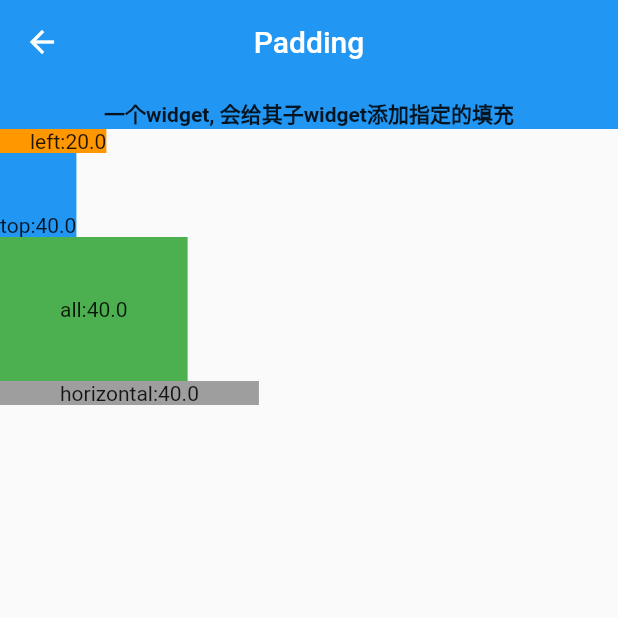
After one commit to huang-weilong/flutter_widgets, a Flutter app: the PaddingWidget screen opened directly, on a phone screen of 412 x 824 dp, the top half of it. The commit adds this screen. Run offline on Flutter 3.47's test engine with Material 2 defaults, Android fonts, the phone set to English and light mode, and no system bars.

Commit message:
Padding Widget

```diff
--- a/lib/layout/index_layout.dart
+++ b/lib/layout/index_layout.dart
@@ -1,5 +1,6 @@
 import 'package:flutter/material.dart';
-import 'package:flutter_widgets/layout/single_child_layout_widget/container_widget.dart';
+import 'single_child_layout_widget/container_widget.dart';
+import 'single_child_layout_widget/padding_widget.dart';
 
 class IndexLayout extends StatefulWidget {
   @override
@@ -14,6 +15,7 @@ class _IndexLayoutState extends State<IndexLayout> {
     super.initState();
     page1 = [
       {'title': 'Container', 'page': ContainerWidget()},
+      {'title': 'Padding', 'page': PaddingWidget()},
     ];
   }
 
--- /dev/null
+++ b/lib/layout/single_child_layout_widget/padding_widget.dart
@@ -0,0 +1,42 @@
+import 'package:flutter/material.dart';
+
+class PaddingWidget extends StatelessWidget {
+  @override
+  Widget build(BuildContext context) {
+    return Scaffold(
+      appBar: AppBar(
+        title: Text('Padding'),
+        centerTitle: true,
+        elevation: 0.0,
+        bottom: PreferredSize(
+          child: Text(
+            '一个widget, 会给其子widget添加指定的填充',
+            style: TextStyle(fontWeight: FontWeight.bold),
+          ),
+          preferredSize: Size.fromHeight(30.0),
+        ),
+      ),
+      body: Column(
+        crossAxisAlignment: CrossAxisAlignment.start,
+        children: <Widget>[
+          Container(
+            color: Colors.orange,
+            child: Padding(padding: EdgeInsets.only(left: 20.0), child: Text('left:20.0')),
+          ),
+          Container(
+            color: Colors.blue,
+            child: Padding(padding: EdgeInsets.only(top: 40.0), child: Text('top:40.0')),
+          ),
+          Container(
+            color: Colors.green,
+            child: Padding(padding: EdgeInsets.all(40.0), child: Text('all:40.0')),
+          ),
+          Container(
+            color: Colors.grey,
+            child: Padding(padding: EdgeInsets.symmetric(horizontal: 40.0), child: Text('horizontal:40.0')),
+          ),
+        ],
+      ),
+    );
+  }
+}
```
